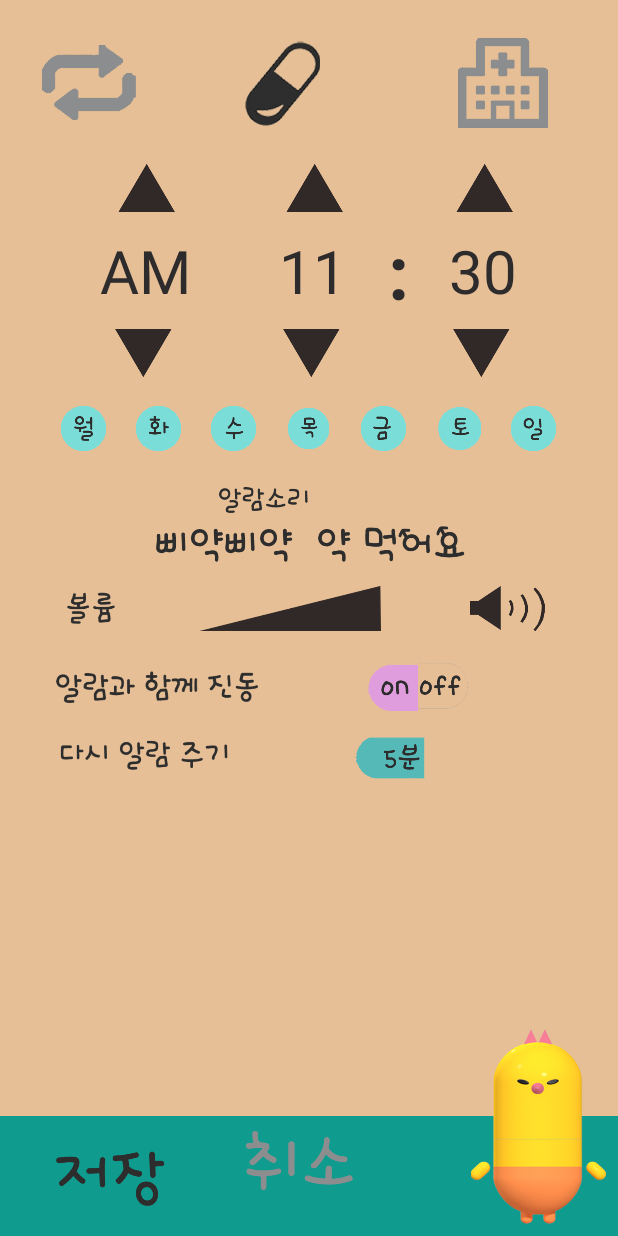
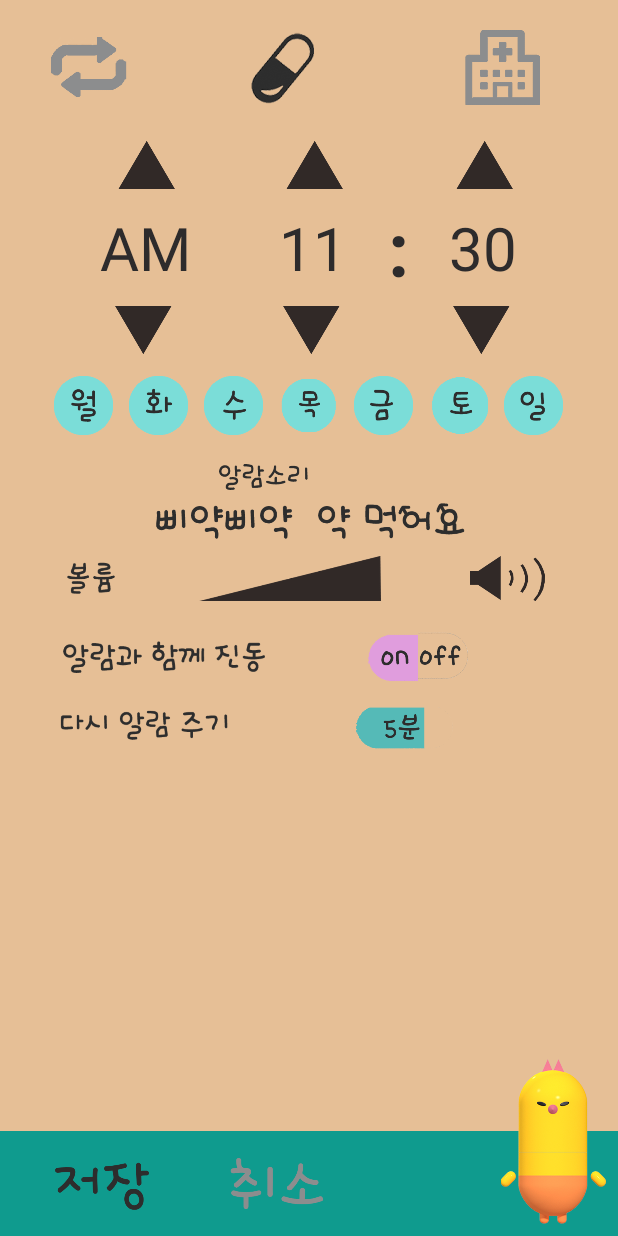
Before and after one commit to u0n0m/piyagi, an Android app: the AlyacActivity screen opened directly, with no data from a screen before it, on a phone screen of 412 x 824 dp. Run offline under Robolectric (Android 15) with nearby library versions, the phone set to English and light mode, and no system bars.

Commit message:
작은 화면에서도 밀리지 않고 잘나오게 만들기 2번째 - 반복화면/알약화면 레이아웃 조정중.... 병원화면 아직안함

```diff
--- a/app/src/main/java/com/onedayone/piyagi/AlyacActivity.java
+++ b/app/src/main/java/com/onedayone/piyagi/AlyacActivity.java
@@ -114,7 +114,7 @@ public class AlyacActivity extends AppCompatActivity {
         });
 
         //저장 버튼 클릭
-        ImageButton btn_save = (ImageButton) findViewById(R.id.btn_save);
+        ImageButton btn_save = (ImageButton) findViewById(R.id.alyac_btn_save);
         btn_save.setOnClickListener(new View.OnClickListener() {
             @Override
             public void onClick(View view) {
@@ -124,7 +124,7 @@ public class AlyacActivity extends AppCompatActivity {
                 finish();
             }
         });
-        ImageButton btn_cancel = (ImageButton) findViewById(R.id.btn_cancel);
+        ImageButton btn_cancel = (ImageButton) findViewById(R.id.alyac_btn_cancel);
         btn_cancel.setOnClickListener(new View.OnClickListener() {
             @Override
             public void onClick(View view) {
--- a/app/src/main/java/com/onedayone/piyagi/RepeatActivity.java
+++ b/app/src/main/java/com/onedayone/piyagi/RepeatActivity.java
@@ -115,7 +115,7 @@ public class RepeatActivity extends AppCompatActivity {
         });
 
         //저장 버튼 클릭
-        ImageButton btn_save = (ImageButton) findViewById(R.id.btn_save);
+        ImageButton btn_save = (ImageButton) findViewById(R.id.repeat_btn_save);
         btn_save.setOnClickListener(new View.OnClickListener() {
             @Override
             public void onClick(View view) {
@@ -125,7 +125,7 @@ public class RepeatActivity extends AppCompatActivity {
                 finish();
             }
         });
-        ImageButton btn_cancel = (ImageButton) findViewById(R.id.btn_cancel);
+        ImageButton btn_cancel = (ImageButton) findViewById(R.id.repeat_btn_cancel);
         btn_cancel.setOnClickListener(new View.OnClickListener() {
             @Override
             public void onClick(View view) {
--- a/app/src/main/res/layout/alyac_main.xml
+++ b/app/src/main/res/layout/alyac_main.xml
@@ -11,12 +11,12 @@
         android:layout_width="match_parent"
         android:layout_height="wrap_content"
         android:orientation="horizontal"
-        android:layout_marginTop="25dp"
+        android:layout_marginTop="20dp"
         android:layout_alignParentTop="true">
         <ImageButton
             android:id="@+id/btn_repeat2"
             android:layout_width="60dp"
-            android:layout_height="50dp"
+            android:layout_height="40dp"
             android:layout_weight="1"
             android:layout_gravity="center"
             android:src="@drawable/repeat_sign2"
@@ -25,7 +25,7 @@
         <ImageButton
             android:id="@+id/btn_alyac2"
             android:layout_width="80dp"
-            android:layout_height="60dp"
+            android:layout_height="50dp"
             android:layout_weight="1"
             android:layout_gravity="center"
             android:src="@drawable/alyac2"
@@ -34,7 +34,7 @@
         <ImageButton
             android:id="@+id/btn_hospital2"
             android:layout_width="95dp"
-            android:layout_height="60dp"
+            android:layout_height="50dp"
             android:layout_weight="1"
             android:layout_gravity="center"
             android:src="@drawable/hospital"
@@ -165,49 +165,52 @@
             android:src="@drawable/week_monday"
             android:scaleType="fitCenter"
             android:background="#E6BF96"
-            android:padding="10dp"/>
+            android:padding="5dp"/>
         <ImageButton
             android:layout_width="50dp"
             android:layout_height="50dp"
             android:src="@drawable/week_tuesday"
             android:scaleType="fitCenter"
             android:background="#E6BF96"
-            android:padding="10dp"/>
+            android:padding="5dp"/>
         <ImageButton
             android:layout_width="50dp"
             android:layout_height="50dp"
             android:src="@drawable/week_wednesday"
             android:scaleType="fitCenter"
             android:background="#E6BF96"
-            android:padding="10dp"/>
+            android:padding="5dp"/>
         <ImageButton
             android:layout_width="50dp"
             android:layout_height="50dp"
             android:src="@drawable/week_thursday"
             android:scaleType="fitCenter"
             android:background="#E6BF96"
-            android:padding="10dp"/>
+            android:padding="5dp"/>
+
         <ImageButton
             android:layout_width="50dp"
             android:layout_height="50dp"
             android:src="@drawable/week_friday"
             android:scaleType="fitCenter"
             android:background="#E6BF96"
-            android:padding="10dp"/>
+            android:padding="5dp"/>
+
         <ImageButton
             android:layout_width="50dp"
             android:layout_height="50dp"
             android:src="@drawable/week_saturday"
             android:scaleType="fitCenter"
             android:background="#E6BF96"
-            android:padding="10dp"/>
+            android:padding="5dp"/>
+
         <ImageButton
             android:layout_width="50dp"
             android:layout_height="50dp"
             android:src="@drawable/week_sunday"
             android:scaleType="fitCenter"
             android:background="#E6BF96"
-            android:padding="10dp"/>
+            android:padding="5dp"/>
     </LinearLayout>
     <ImageView
         android:id="@+id/alarm_sound1"
@@ -226,7 +229,7 @@
         android:layout_height="wrap_content"
         android:layout_below="@id/alarm_sound1"
         android:orientation="horizontal"
-        android:layout_marginTop="10dp">
+        android:layout_marginTop="5dp">
         <ImageView
             android:layout_width="25dp"
             android:layout_height="21dp"
@@ -260,7 +263,7 @@
             android:layout_width="200dp"
             android:layout_height="21dp"
             android:src="@drawable/repeat_alarm_text3"
-            android:layout_marginLeft="5dp"
+            android:layout_marginLeft="10dp"
             android:layout_centerVertical="true" />
         <LinearLayout
             android:layout_width="wrap_content"
@@ -298,17 +301,20 @@
             android:layout_centerVertical="true"
             android:layout_marginLeft="70dp"/>
     </LinearLayout>
+
+
     <RelativeLayout
         android:id="@+id/bottom_menu1"
         android:layout_width="match_parent"
-        android:layout_height="80dp"
-        android:layout_marginTop="10dp"
+        android:layout_height="70dp"
         android:padding="10dp"
         android:background="#0F9B8E"
-        android:layout_alignParentBottom="true" >
+        android:layout_alignParentBottom="true"
+        android:layout_alignParentLeft="true"
+        android:layout_alignParentStart="true">
         <ImageButton
-            android:id="@+id/btn_save"
-            android:layout_width="80dp"
+            android:id="@+id/alyac_btn_save"
+            android:layout_width="70dp"
             android:layout_height="wrap_content"
             android:layout_alignParentLeft="true"
             android:layout_centerVertical="true"
@@ -318,19 +324,21 @@
             android:scaleType="fitCenter"
             android:background="#0F9B8E"/>
         <ImageButton
-            android:id="@+id/btn_cancel"
-            android:layout_width="80dp"
+            android:id="@+id/alyac_btn_cancel"
+            android:layout_width="70dp"
             android:layout_height="wrap_content"
-            android:layout_toRightOf="@id/btn_save"
+            android:layout_centerVertical="true"
+            android:layout_toRightOf="@id/alyac_btn_save"
             android:layout_marginLeft="50dp"
             android:src="@drawable/btn_cancel"
             android:adjustViewBounds="true"
             android:scaleType="fitCenter"
             android:background="#0F9B8E"/>
     </RelativeLayout>
+
     <ImageView
-        android:layout_width="90dp"
-        android:layout_height="130dp"
+        android:layout_width="70dp"
+        android:layout_height="110dp"
         android:layout_margin="8dp"
         android:layout_marginRight="10dp"
         android:layout_alignParentRight="true"
```
Also changed, not shown: app/src/main/res/layout/repeat_main.xml (+10 -10 lines).
